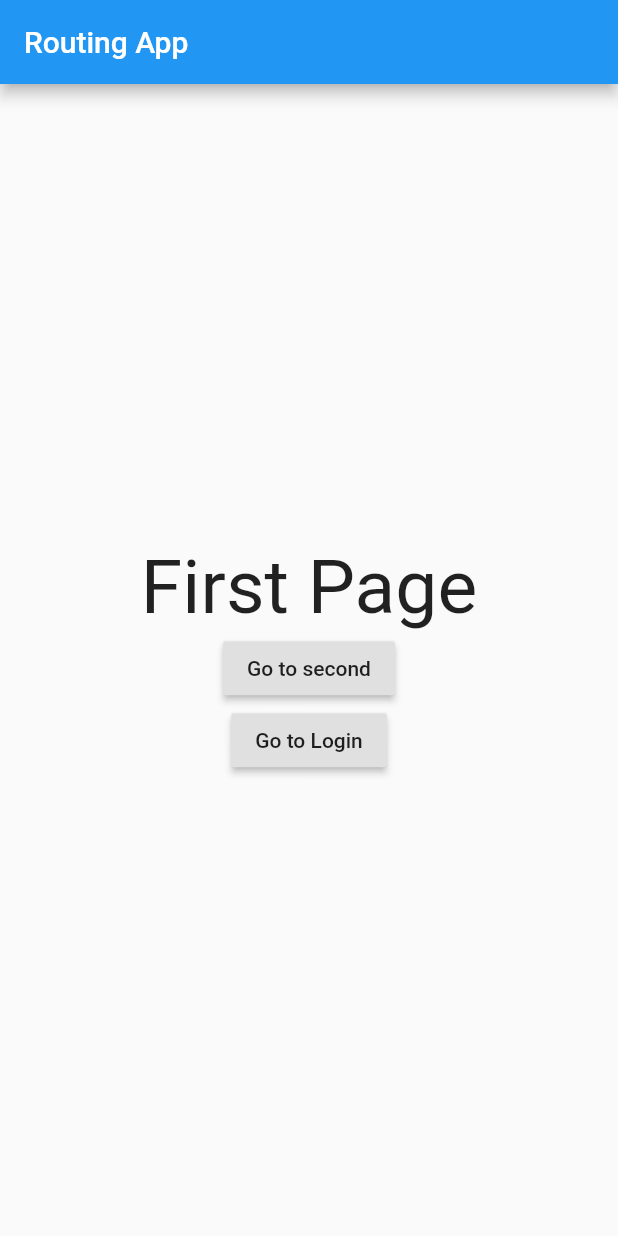
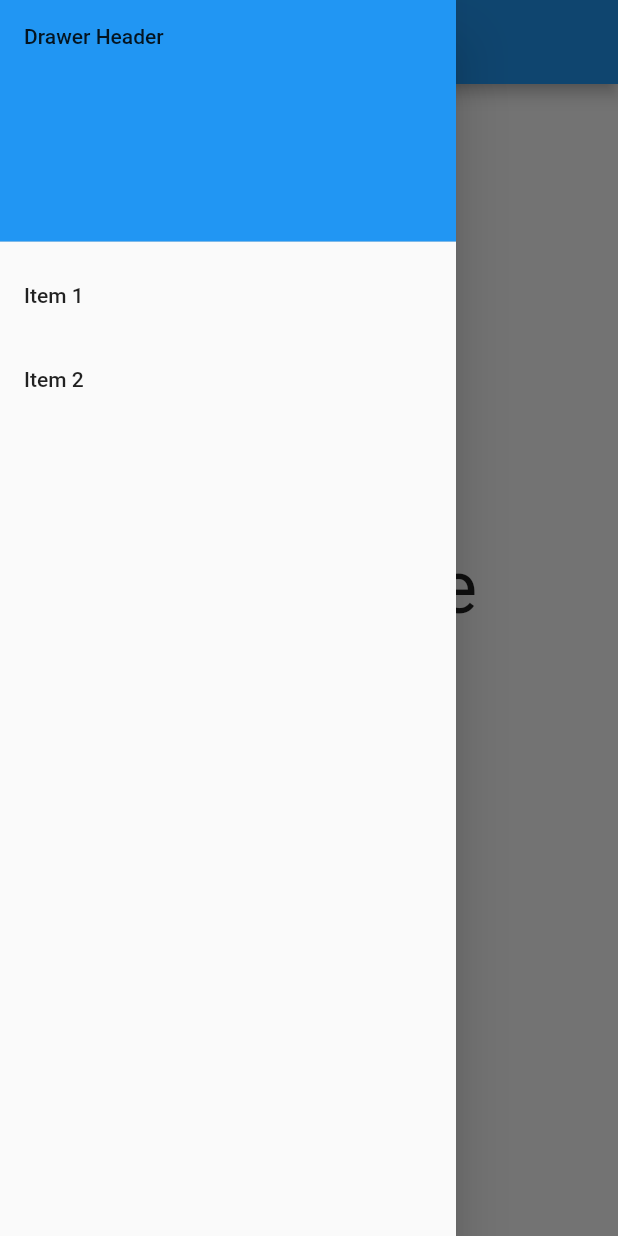
Before and after one commit to ChangJoo-Park/template_flutter_listing_app, a Flutter app: the screen it shows after launch, with the side drawer open (before the commit the screen has no drawer), on a phone screen of 412 x 824 dp. Run offline on Flutter 3.47's test engine with Material 2 defaults, Android fonts, the phone set to English and light mode, and no system bars.

Commit message:
Add Drawer on FirstPage

```diff
--- a/lib/widgets/pages/first_page.dart
+++ b/lib/widgets/pages/first_page.dart
@@ -1,12 +1,50 @@
 import 'package:flutter/material.dart';
 
 class FirstPage extends StatelessWidget {
+  Drawer createDrawer(BuildContext context) {
+    return Drawer(
+      // Add a ListView to the drawer. This ensures the user can scroll
+      // through the options in the drawer if there isn't enough vertical
+      // space to fit everything.
+      child: ListView(
+        // Important: Remove any padding from the ListView.
+        padding: EdgeInsets.zero,
+        children: <Widget>[
+          DrawerHeader(
+            child: Text('Drawer Header'),
+            decoration: BoxDecoration(
+              color: Colors.blue,
+            ),
+          ),
+          ListTile(
+            title: Text('Item 1'),
+            onTap: () {
+              Navigator.of(context).pop();
+              Navigator.of(context).pushNamed(
+                '/second',
+                arguments: 'Hello there from the first page!',
+              );
+            },
+          ),
+          ListTile(
+            title: Text('Item 2'),
+            onTap: () {
+              // Update the state of the app.
+              // ...
+            },
+          ),
+        ],
+      ),
+    );
+  }
+
   @override
   Widget build(BuildContext context) {
     return Scaffold(
       appBar: AppBar(
         title: Text('Routing App'),
       ),
+      drawer: createDrawer(context),
       body: Center(
         child: Column(
           mainAxisSize: MainAxisSize.min,
--- a/lib/widgets/pages/login_page.dart
+++ b/lib/widgets/pages/login_page.dart
@@ -15,6 +15,12 @@ class LoginPage extends StatelessWidget {
               '로그인 페이지',
               style: TextStyle(fontSize: 50),
             ),
+            RaisedButton(
+              child: Text('Login'),
+              onPressed: () {
+                Navigator.pushReplacementNamed(context, '/');
+              },
+            ),
           ],
         ),
       ),
```
